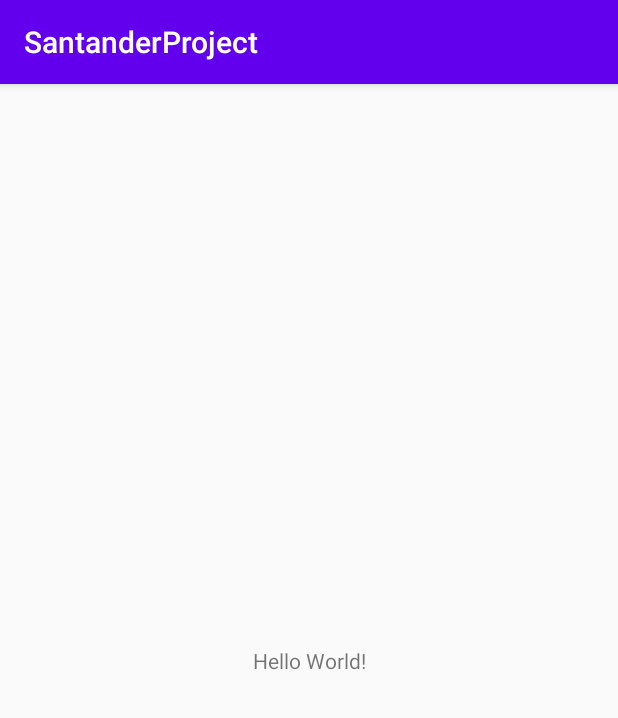
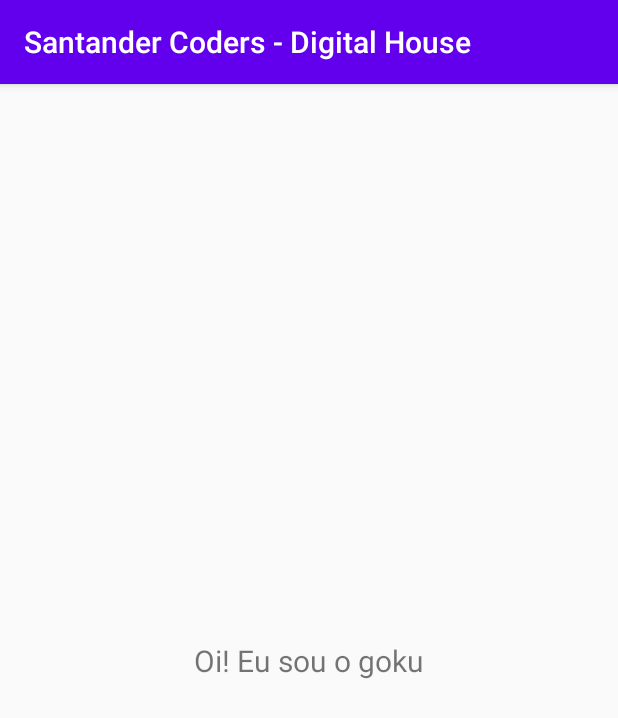
Before and after one commit to manbbo/santander-coders, an Android app: the screen it shows after launch (MainActivity), on a phone screen of 412 x 824 dp. Shown: the top 718 px of the screen. Run offline under Robolectric (Android 15) with nearby library versions, the phone set to English and light mode, and no system bars.

Commit message:
Just small changes

```diff
--- a/Android/SantanderAndroid/app/src/main/res/layout/activity_main.xml
+++ b/Android/SantanderAndroid/app/src/main/res/layout/activity_main.xml
@@ -9,7 +9,8 @@
     <TextView
         android:layout_width="wrap_content"
         android:layout_height="wrap_content"
-        android:text="Hello World!"
+        android:text="@string/firstString"
+        android:textSize="20dp"
         app:layout_constraintBottom_toBottomOf="parent"
         app:layout_constraintLeft_toLeftOf="parent"
         app:layout_constraintRight_toRightOf="parent"
--- a/Android/SantanderAndroid/app/src/main/res/values/strings.xml
+++ b/Android/SantanderAndroid/app/src/main/res/values/strings.xml
@@ -1,3 +1,4 @@
 <resources>
-    <string name="app_name">SantanderProject</string>
+    <string name="app_name">Santander Coders - Digital House</string>
+    <string name="firstString">Oi! Eu sou o goku</string>
 </resources>
```
